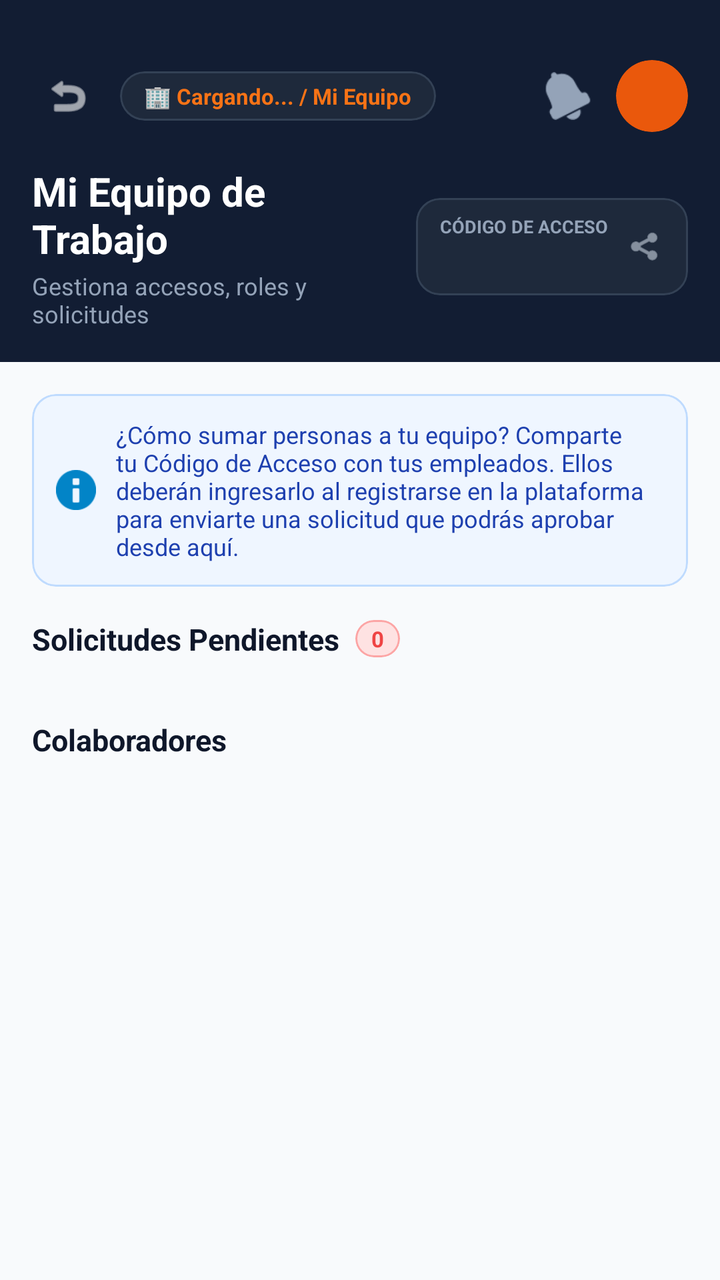
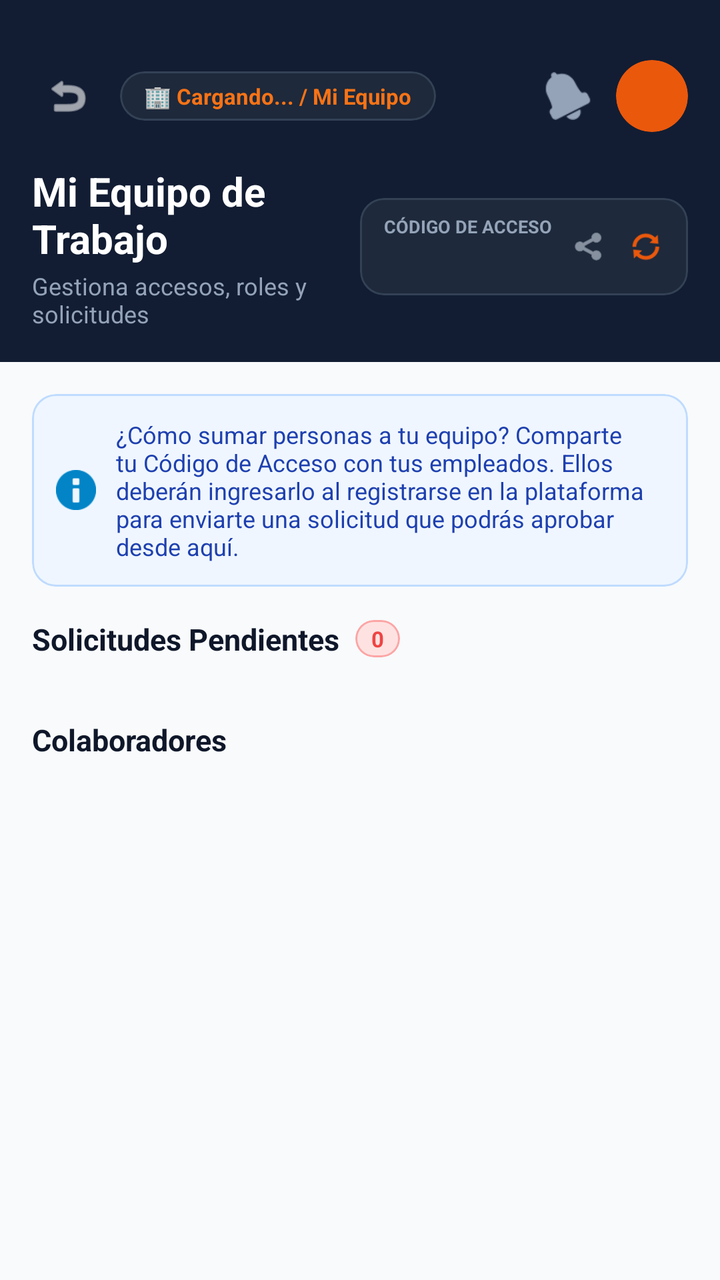

Compare the two renders of this Android layout. The source of the first and the diff that turns it into the second are given below.
<!-- AndroidManifest.xml: application theme Theme.MaterialComponents.Light.NoActionBar -->
<!-- res/layout/activity_mi_equipo.xml -->
<?xml version="1.0" encoding="utf-8"?>
<androidx.core.widget.NestedScrollView xmlns:android="http://schemas.android.com/apk/res/android"
    xmlns:app="http://schemas.android.com/apk/res-auto"
    xmlns:tools="http://schemas.android.com/tools"
    android:id="@+id/main"
    android:layout_width="match_parent"
    android:layout_height="match_parent"
    android:background="#F8FAFC"
    android:fillViewport="true">

    <LinearLayout
        android:layout_width="match_parent"
        android:layout_height="wrap_content"
        android:orientation="vertical">

        
        <LinearLayout
            android:layout_width="match_parent"
            android:layout_height="wrap_content"
            android:background="#121D33"
            android:orientation="vertical"
            android:padding="16dp">

            
            <RelativeLayout
                android:layout_width="match_parent"
                android:layout_marginTop="14dp"
                android:layout_height="wrap_content">

                
                <ImageView
                    android:id="@+id/btnRegresar"
                    android:layout_width="36dp"
                    android:layout_height="36dp"
                    android:layout_alignParentStart="true"
                    android:layout_centerVertical="true"
                    android:background="?attr/selectableItemBackgroundBorderless"
                    android:clickable="true"
                    android:focusable="true"
                    android:padding="6dp"
                    android:src="@android:drawable/ic_menu_revert"
                    app:tint="#FFFFFF" />

                
                <com.google.android.material.card.MaterialCardView
                    android:layout_width="wrap_content"
                    android:layout_height="wrap_content"
                    android:layout_centerVertical="true"
                    android:layout_marginStart="8dp"
                    android:layout_toEndOf="@id/btnRegresar"
                    app:cardBackgroundColor="#1E293B"
                    app:cardCornerRadius="20dp"
                    app:cardElevation="0dp"
                    app:strokeColor="#334155"
                    app:strokeWidth="1dp">

                    <TextView
                        android:id="@+id/tvBreadcrumbNegocio"
                        android:layout_width="wrap_content"
                        android:layout_height="wrap_content"
                        android:paddingHorizontal="12dp"
                        android:paddingVertical="5dp"
                        android:text="🏢 Cargando... / Mi Equipo"
                        android:textColor="#F97316"
                        android:textSize="11sp"
                        android:textStyle="bold" />
                </com.google.android.material.card.MaterialCardView>

                
                <LinearLayout
                    android:layout_width="wrap_content"
                    android:layout_height="wrap_content"
                    android:layout_alignParentEnd="true"
                    android:gravity="center_vertical"
                    android:orientation="horizontal">

                    <ImageView
                        android:id="@+id/btnNotificaciones"
                        android:layout_width="24dp"
                        android:layout_height="24dp"
                        android:layout_marginEnd="12dp"
                        android:src="@android:drawable/ic_popup_reminder"
                        app:tint="#94A3B8" />

                    <com.google.android.material.card.MaterialCardView
                        android:layout_width="36dp"
                        android:layout_height="36dp"
                        app:cardBackgroundColor="#EA580C"
                        app:cardCornerRadius="18dp"
                        app:cardElevation="0dp">

                        <FrameLayout
                            android:layout_width="match_parent"
                            android:layout_height="match_parent">

                            <TextView
                                android:id="@+id/tvHeaderIniciales"
                                android:layout_width="match_parent"
                                android:layout_height="match_parent"
                                android:gravity="center"
                                android:text=""
                                android:textColor="#FFFFFF"
                                android:textSize="13sp"
                                android:textStyle="bold" />

                            <ImageView
                                android:id="@+id/ivHeaderAvatar"
                                android:layout_width="match_parent"
                                android:layout_height="match_parent"
                                android:scaleType="centerCrop"
                                android:visibility="gone" />
                        </FrameLayout>
                    </com.google.android.material.card.MaterialCardView>
                </LinearLayout>
            </RelativeLayout>

            
            <LinearLayout
                android:layout_width="match_parent"
                android:layout_height="wrap_content"
                android:layout_marginTop="16dp"
                android:gravity="center_vertical"
                android:orientation="horizontal">

                <LinearLayout
                    android:layout_width="0dp"
                    android:layout_height="wrap_content"
                    android:layout_weight="1"
                    android:orientation="vertical">

                    <TextView
                        android:layout_width="wrap_content"
                        android:layout_height="wrap_content"
                        android:text="Mi Equipo de Trabajo"
                        android:textColor="#FFFFFF"
                        android:textSize="20sp"
                        android:textStyle="bold" />

                    <TextView
                        android:layout_width="wrap_content"
                        android:layout_height="wrap_content"
                        android:layout_marginTop="2dp"
                        android:text="Gestiona accesos, roles y solicitudes"
                        android:textColor="#94A3B8"
                        android:textSize="12sp" />
                </LinearLayout>

                
                <com.google.android.material.card.MaterialCardView
                    android:layout_width="wrap_content"
                    android:layout_height="wrap_content"
                    android:layout_marginStart="8dp"
                    app:cardBackgroundColor="#1E293B"
                    app:cardCornerRadius="12dp"
                    app:cardElevation="0dp"
                    app:strokeColor="#334155"
                    app:strokeWidth="1dp">

                    <LinearLayout
                        android:layout_width="wrap_content"
                        android:layout_height="wrap_content"
                        android:gravity="center_vertical"
                        android:orientation="horizontal"
                        android:paddingHorizontal="12dp"
                        android:paddingVertical="8dp">

                        <LinearLayout
                            android:layout_width="wrap_content"
                            android:layout_height="wrap_content"
                            android:orientation="vertical">

                            <TextView
                                android:layout_width="wrap_content"
                                android:layout_height="wrap_content"
                                android:text="CÓDIGO DE ACCESO"
                                android:textColor="#94A3B8"
                                android:textSize="9sp"
                                android:textStyle="bold" />

                            <TextView
                                android:id="@+id/tvCodigoAcceso"
                                android:layout_width="wrap_content"
                                android:layout_height="wrap_content"
                                android:letterSpacing="0.08"
                                android:text=""
                                android:textColor="#EA580C"
                                android:textSize="15sp"
                                android:textStyle="bold" />
                        </LinearLayout>

                        <ImageView
                            android:id="@+id/btnCopiarCodigo"
                            android:layout_width="18dp"
                            android:layout_height="18dp"
                            android:layout_marginStart="10dp"
                            android:src="@android:drawable/ic_menu_share"
                            app:tint="#CBD5E1" />
                    </LinearLayout>
                </com.google.android.material.card.MaterialCardView>
            </LinearLayout>

        </LinearLayout>

        
        <LinearLayout
            android:layout_width="match_parent"
            android:layout_height="wrap_content"
            android:orientation="vertical"
            android:padding="16dp">

            
            <com.google.android.material.card.MaterialCardView
                android:layout_width="match_parent"
                android:layout_height="wrap_content"
                android:layout_marginBottom="16dp"
                app:cardBackgroundColor="#EFF6FF"
                app:cardCornerRadius="12dp"
                app:cardElevation="0dp"
                app:strokeColor="#BFDBFE"
                app:strokeWidth="1dp">

                <LinearLayout
                    android:layout_width="match_parent"
                    android:layout_height="wrap_content"
                    android:gravity="center_vertical"
                    android:orientation="horizontal"
                    android:padding="12dp">

                    <ImageView
                        android:layout_width="20dp"
                        android:layout_height="20dp"
                        android:layout_marginEnd="10dp"
                        android:src="@android:drawable/ic_dialog_info"
                        app:tint="#0284C7" />

                    <TextView
                        android:layout_width="0dp"
                        android:layout_height="wrap_content"
                        android:layout_weight="1"
                        android:text="¿Cómo sumar personas a tu equipo? Comparte tu Código de Acceso con tus empleados. Ellos deberán ingresarlo al registrarse en la plataforma para enviarte una solicitud que podrás aprobar desde aquí."
                        android:textColor="#1E40AF"
                        android:textSize="12sp" />
                </LinearLayout>
            </com.google.android.material.card.MaterialCardView>

            
            <LinearLayout
                android:layout_width="match_parent"
                android:layout_height="wrap_content"
                android:layout_marginBottom="10dp"
                android:gravity="center_vertical"
                android:orientation="horizontal">

                <TextView
                    android:layout_width="wrap_content"
                    android:layout_height="wrap_content"
                    android:text="Solicitudes Pendientes"
                    android:textColor="#0F172A"
                    android:textSize="15sp"
                    android:textStyle="bold" />

                
                <com.google.android.material.card.MaterialCardView
                    android:layout_width="wrap_content"
                    android:layout_height="wrap_content"
                    android:layout_marginStart="8dp"
                    app:cardBackgroundColor="#FEE2E2"
                    app:cardCornerRadius="12dp"
                    app:cardElevation="0dp"
                    app:strokeColor="#FCA5A5"
                    app:strokeWidth="1dp">

                    <TextView
                        android:id="@+id/tvCantidadSolicitudes"
                        android:layout_width="wrap_content"
                        android:layout_height="wrap_content"
                        android:paddingHorizontal="8dp"
                        android:paddingVertical="2dp"
                        android:text="0"
                        android:textColor="#EF4444"
                        android:textSize="11sp"
                        android:textStyle="bold" />
                </com.google.android.material.card.MaterialCardView>
            </LinearLayout>

            
            <androidx.recyclerview.widget.RecyclerView
                android:id="@+id/rvSolicitudesPendientes"
                android:layout_width="match_parent"
                android:layout_height="wrap_content"
                android:layout_marginBottom="20dp"
                android:nestedScrollingEnabled="false"
                app:layoutManager="androidx.recyclerview.widget.LinearLayoutManager"
                tools:listitem="@layout/item_miembro_equipo" />

            
            <TextView
                android:layout_width="wrap_content"
                android:layout_height="wrap_content"
                android:layout_marginBottom="10dp"
                android:text="Colaboradores"
                android:textColor="#0F172A"
                android:textSize="15sp"
                android:textStyle="bold" />

            
            <androidx.recyclerview.widget.RecyclerView
                android:id="@+id/rvColaboradoresActivos"
                android:layout_width="match_parent"
                android:layout_height="wrap_content"
                android:layout_marginBottom="20dp"
                android:nestedScrollingEnabled="false"
                app:layoutManager="androidx.recyclerview.widget.LinearLayoutManager"
                tools:listitem="@layout/item_miembro_equipo" />

        </LinearLayout>

    </LinearLayout>
</androidx.core.widget.NestedScrollView>
<!-- res/layout/item_miembro_equipo.xml (included above) -->
<?xml version="1.0" encoding="utf-8"?>
<com.google.android.material.card.MaterialCardView xmlns:android="http://schemas.android.com/apk/res/android"
    xmlns:app="http://schemas.android.com/apk/res-auto"
    android:id="@+id/cardMiembro"
    android:layout_width="match_parent"
    android:layout_height="wrap_content"
    android:layout_marginHorizontal="2dp"
    android:layout_marginBottom="12dp"
    app:cardBackgroundColor="#FFFFFF"
    app:cardCornerRadius="16dp"
    app:cardElevation="2dp"
    app:strokeColor="#E2E8F0"
    app:strokeWidth="1dp">

    <LinearLayout
        android:layout_width="match_parent"
        android:layout_height="wrap_content"
        android:orientation="vertical"
        android:padding="16dp">

        
        <LinearLayout
            android:layout_width="match_parent"
            android:layout_height="wrap_content"
            android:gravity="center_vertical"
            android:orientation="horizontal">

            
            <com.google.android.material.card.MaterialCardView
                android:id="@+id/cardAvatar"
                android:layout_width="48dp"
                android:layout_height="48dp"
                app:cardBackgroundColor="#0F172A"
                app:cardCornerRadius="24dp"
                app:cardElevation="0dp"
                app:strokeWidth="0dp">

                <TextView
                    android:id="@+id/tvIniciales"
                    android:layout_width="match_parent"
                    android:layout_height="match_parent"
                    android:gravity="center"
                    android:text="JC"
                    android:textColor="#FFFFFF"
                    android:textSize="15sp"
                    android:textStyle="bold" />
            </com.google.android.material.card.MaterialCardView>

            
            <LinearLayout
                android:layout_width="0dp"
                android:layout_height="wrap_content"
                android:layout_marginStart="12dp"
                android:layout_weight="1"
                android:orientation="vertical">

                <TextView
                    android:id="@+id/tvNombreMiembro"
                    android:layout_width="wrap_content"
                    android:layout_height="wrap_content"
                    android:ellipsize="end"
                    android:maxLines="1"
                    android:text="Nombre Apellido"
                    android:textColor="#0F172A"
                    android:textSize="15sp"
                    android:textStyle="bold" />

                <TextView
                    android:id="@+id/tvEmailMiembro"
                    android:layout_width="wrap_content"
                    android:layout_height="wrap_content"
                    android:layout_marginTop="2dp"
                    android:ellipsize="end"
                    android:maxLines="1"
                    android:text="correo@ejemplo.com"
                    android:textColor="#64748B"
                    android:textSize="12sp" />

                
                <LinearLayout
                    android:id="@+id/layoutBadgeActivo"
                    android:layout_width="wrap_content"
                    android:layout_height="wrap_content"
                    android:layout_marginTop="6dp"
                    android:visibility="visible">

                    <com.google.android.material.card.MaterialCardView
                        android:layout_width="wrap_content"
                        android:layout_height="wrap_content"
                        app:cardBackgroundColor="#F1F5F9"
                        app:cardCornerRadius="6dp"
                        app:cardElevation="0dp"
                        app:strokeColor="#E2E8F0"
                        app:strokeWidth="1dp">

                        <LinearLayout
                            android:layout_width="wrap_content"
                            android:layout_height="wrap_content"
                            android:gravity="center_vertical"
                            android:orientation="horizontal"
                            android:paddingHorizontal="8dp"
                            android:paddingVertical="3dp">

                            <TextView
                                android:id="@+id/tvRolMiembro"
                                android:layout_width="wrap_content"
                                android:layout_height="wrap_content"
                                android:text="VENDEDOR"
                                android:textColor="#334155"
                                android:textSize="10sp"
                                android:textStyle="bold" />

                            <ImageView
                                android:id="@+id/btnEditarRol"
                                android:layout_width="14dp"
                                android:layout_height="14dp"
                                android:layout_marginStart="6dp"
                                android:src="@android:drawable/ic_menu_edit"
                                app:tint="#64748B" />
                        </LinearLayout>
                    </com.google.android.material.card.MaterialCardView>
                </LinearLayout>

                
                <com.google.android.material.card.MaterialCardView
                    android:id="@+id/cardBadgePendiente"
                    android:layout_width="wrap_content"
                    android:layout_height="wrap_content"
                    android:layout_marginTop="6dp"
                    android:visibility="gone"
                    app:cardBackgroundColor="#FEF3C7"
                    app:cardCornerRadius="6dp"
                    app:cardElevation="0dp"
                    app:strokeColor="#FDE68A"
                    app:strokeWidth="1dp">

                    <TextView
                        android:id="@+id/tvBadgePendiente"
                        android:layout_width="wrap_content"
                        android:layout_height="wrap_content"
                        android:paddingHorizontal="8dp"
                        android:paddingVertical="3dp"
                        android:text="ESPERANDO APROBACIÓN"
                        android:textColor="#B45309"
                        android:textSize="10sp"
                        android:textStyle="bold" />
                </com.google.android.material.card.MaterialCardView>

            </LinearLayout>

            
            <com.google.android.material.card.MaterialCardView
                android:id="@+id/cardOpcionesMiembro"
                android:layout_width="36dp"
                android:layout_height="36dp"
                app:cardBackgroundColor="#F8FAFC"
                app:cardCornerRadius="18dp"
                app:cardElevation="0dp"
                app:strokeWidth="0dp">

                <ImageView
                    android:id="@+id/btnOpcionesMiembro"
                    android:layout_width="match_parent"
                    android:layout_height="match_parent"
                    android:background="?attr/selectableItemBackground"
                    android:clickable="true"
                    android:focusable="true"
                    android:padding="8dp"
                    android:src="@android:drawable/ic_menu_more"
                    app:tint="#64748B" />
            </com.google.android.material.card.MaterialCardView>

        </LinearLayout>

        
        <LinearLayout
            android:id="@+id/layoutAccionesPendiente"
            android:layout_width="match_parent"
            android:layout_height="wrap_content"
            android:layout_marginTop="14dp"
            android:orientation="horizontal"
            android:visibility="gone">

            <com.google.android.material.button.MaterialButton
                android:id="@+id/btnRechazar"
                style="@style/Widget.Material3.Button.OutlinedButton"
                android:layout_width="0dp"
                android:layout_height="40dp"
                android:layout_marginEnd="6dp"
                android:layout_weight="1"
                android:padding="0dp"
                android:text="Rechazar"
                android:textColor="#DC2626"
                android:textSize="12sp"
                android:textStyle="bold"
                app:cornerRadius="10dp"
                app:strokeColor="#FCA5A5"
                app:strokeWidth="1dp" />

            <com.google.android.material.button.MaterialButton
                android:id="@+id/btnAprobar"
                style="@style/Widget.Material3.Button.UnelevatedButton"
                android:layout_width="0dp"
                android:layout_height="40dp"
                android:layout_marginStart="6dp"
                android:layout_weight="1"
                android:padding="0dp"
                android:text="Aprobar"
                android:textColor="#FFFFFF"
                android:textSize="12sp"
                android:textStyle="bold"
                app:backgroundTint="#16A34A"
                app:cornerRadius="10dp" />
        </LinearLayout>

        
        <com.google.android.material.button.MaterialButton
            android:id="@+id/btnDesactivar"
            style="@style/Widget.Material3.Button.OutlinedButton"
            android:layout_width="wrap_content"
            android:layout_height="36dp"
            android:layout_gravity="end"
            android:layout_marginTop="10dp"
            android:paddingHorizontal="12dp"
            android:text="Desactivar"
            android:textColor="#EF4444"
            android:textSize="11sp"
            android:textStyle="bold"
            android:visibility="gone"
            app:cornerRadius="10dp"
            app:strokeColor="#FCA5A5"
            app:strokeWidth="1dp" />

    </LinearLayout>
</com.google.android.material.card.MaterialCardView>
<!-- resources referenced by this layout -->
<resources>

</resources>

<!-- the commit's change to res/layout/activity_mi_equipo.xml (unified diff, before → after) -->
@@ -13,7 +13,6 @@
         android:layout_height="wrap_content"
         android:orientation="vertical">
 
-        
         <LinearLayout
             android:layout_width="match_parent"
             android:layout_height="wrap_content"
@@ -21,13 +20,11 @@
             android:orientation="vertical"
             android:padding="16dp">
 
-            
             <RelativeLayout
                 android:layout_width="match_parent"
-                android:layout_marginTop="14dp"
-                android:layout_height="wrap_content">
-
-                
+                android:layout_height="wrap_content"
+                android:layout_marginTop="14dp">
+
                 <ImageView
                     android:id="@+id/btnRegresar"
                     android:layout_width="36dp"
@@ -41,7 +38,6 @@
                     android:src="@android:drawable/ic_menu_revert"
                     app:tint="#FFFFFF" />
 
-                
                 <com.google.android.material.card.MaterialCardView
                     android:layout_width="wrap_content"
                     android:layout_height="wrap_content"
@@ -66,7 +62,6 @@
                         android:textStyle="bold" />
                 </com.google.android.material.card.MaterialCardView>
 
-                
                 <LinearLayout
                     android:layout_width="wrap_content"
                     android:layout_height="wrap_content"
@@ -114,7 +109,6 @@
                 </LinearLayout>
             </RelativeLayout>
 
-            
             <LinearLayout
                 android:layout_width="match_parent"
                 android:layout_height="wrap_content"
@@ -145,7 +139,6 @@
                         android:textSize="12sp" />
                 </LinearLayout>
 
-                
                 <com.google.android.material.card.MaterialCardView
                     android:layout_width="wrap_content"
                     android:layout_height="wrap_content"
@@ -193,22 +186,34 @@
                             android:layout_width="18dp"
                             android:layout_height="18dp"
                             android:layout_marginStart="10dp"
+                            android:background="?attr/selectableItemBackgroundBorderless"
+                            android:clickable="true"
+                            android:focusable="true"
                             android:src="@android:drawable/ic_menu_share"
                             app:tint="#CBD5E1" />
+
+                        <ImageView
+                            android:id="@+id/btnRegenerarCodigo"
+                            android:layout_width="18dp"
+                            android:layout_height="18dp"
+                            android:layout_marginStart="10dp"
+                            android:background="?attr/selectableItemBackgroundBorderless"
+                            android:clickable="true"
+                            android:focusable="true"
+                            android:src="@android:drawable/ic_popup_sync"
+                            app:tint="#EA580C" />
                     </LinearLayout>
                 </com.google.android.material.card.MaterialCardView>
             </LinearLayout>
 
         </LinearLayout>
 
-        
         <LinearLayout
             android:layout_width="match_parent"
             android:layout_height="wrap_content"
             android:orientation="vertical"
             android:padding="16dp">
 
-            
             <com.google.android.material.card.MaterialCardView
                 android:layout_width="match_parent"
                 android:layout_height="wrap_content"
@@ -243,7 +248,6 @@
                 </LinearLayout>
             </com.google.android.material.card.MaterialCardView>
 
-            
             <LinearLayout
                 android:layout_width="match_parent"
                 android:layout_height="wrap_content"
@@ -259,7 +263,6 @@
                     android:textSize="15sp"
                     android:textStyle="bold" />
 
-                
                 <com.google.android.material.card.MaterialCardView
                     android:layout_width="wrap_content"
                     android:layout_height="wrap_content"
@@ -283,7 +286,6 @@
                 </com.google.android.material.card.MaterialCardView>
             </LinearLayout>
 
-            
             <androidx.recyclerview.widget.RecyclerView
                 android:id="@+id/rvSolicitudesPendientes"
                 android:layout_width="match_parent"
@@ -293,7 +295,6 @@
                 app:layoutManager="androidx.recyclerview.widget.LinearLayoutManager"
                 tools:listitem="@layout/item_miembro_equipo" />
 
-            
             <TextView
                 android:layout_width="wrap_content"
                 android:layout_height="wrap_content"
@@ -303,7 +304,6 @@
                 android:textSize="15sp"
                 android:textStyle="bold" />
 
-            
             <androidx.recyclerview.widget.RecyclerView
                 android:id="@+id/rvColaboradoresActivos"
                 android:layout_width="match_parent"
